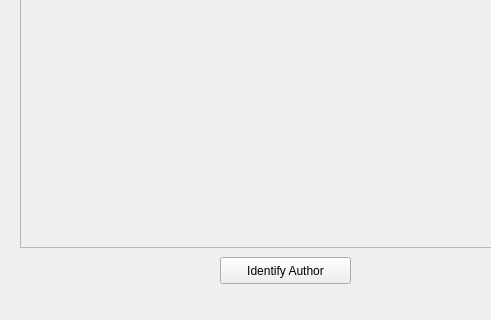
The window that testwindow.ui (baniks/AuthorIdentification) describes before a commit, drawn with Qt 5; both pictures show x 0 to 491 and y 203 to 523 of the 626 by 523 pixel window.
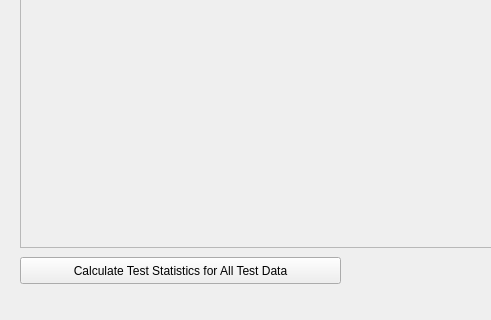
The same window after the commit.

Commit message: Added logic for calculating test statistics. Splitted vocabulary generation and hist db generation. Ui change

What changed in the file:
```diff
--- a/testwindow.ui
+++ b/testwindow.ui
@@ -142,14 +142,14 @@
   <widget class="QPushButton" name="pushButton_4">
    <property name="geometry">
     <rect>
-     <x>220</x>
+     <x>20</x>
      <y>460</y>
-     <width>131</width>
+     <width>321</width>
      <height>27</height>
     </rect>
    </property>
    <property name="text">
-    <string>Identify Author</string>
+    <string>Calculate Test Statistics for All Test Data</string>
    </property>
   </widget>
  </widget>
```
The commit also changes 19 other files.
